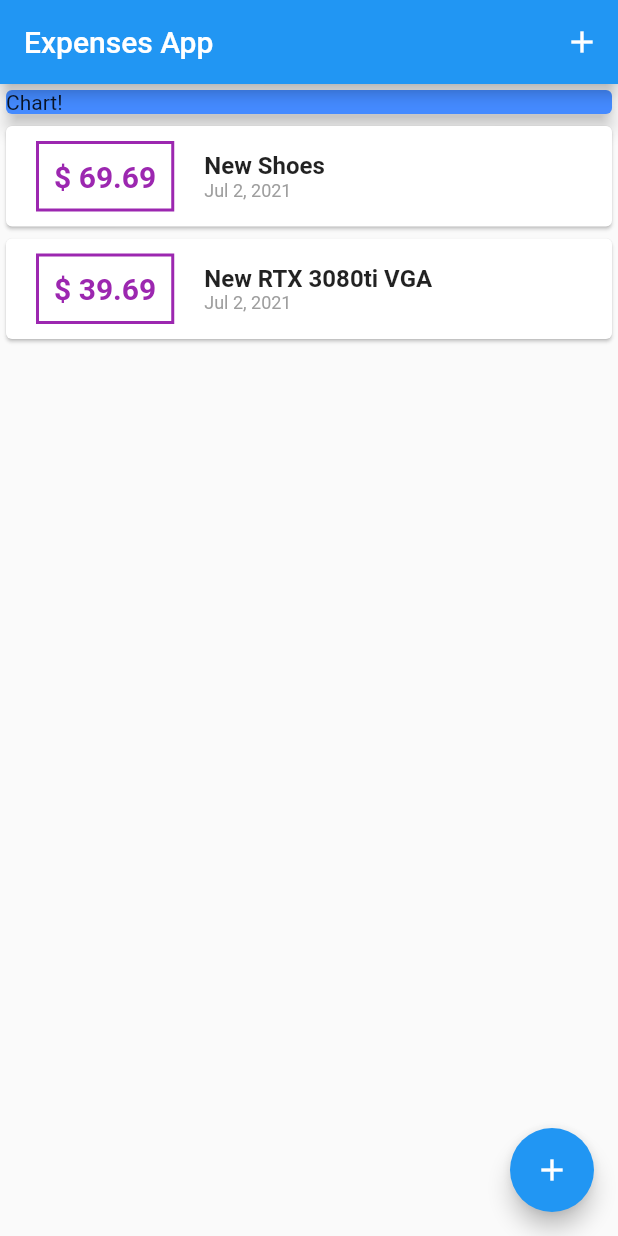
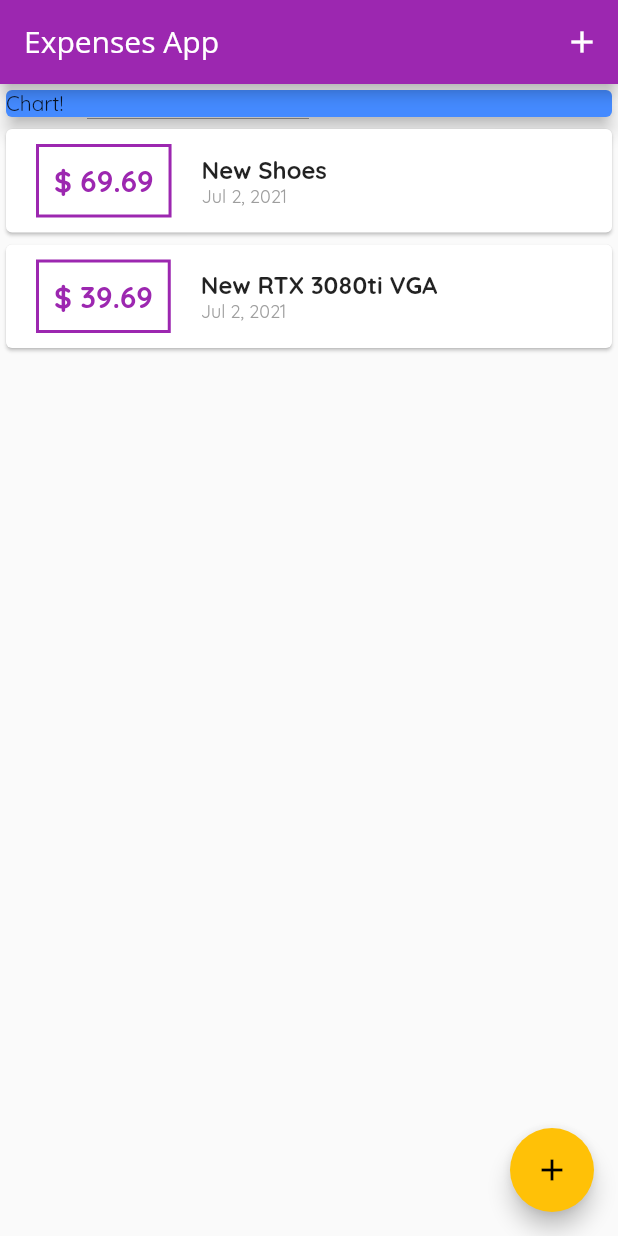
Before and after one commit to nmoragane/ExpensesApp, a Flutter app: the screen it shows after launch, on a phone screen of 412 x 824 dp. Run offline on Flutter 3.47's test engine with Material 2 defaults, Android fonts, the phone set to English and light mode, and no system bars.

Commit message:
set fonts and empty transaction

```diff
--- a/lib/main.dart
+++ b/lib/main.dart
@@ -14,7 +14,16 @@ class MyApp extends StatelessWidget {
   @override
   Widget build(BuildContext context) {
     return MaterialApp(
-      title: 'Flutter Demo',
+      title: 'Expenses App',
+      theme: ThemeData(
+          primarySwatch: Colors.purple,
+          accentColor: Colors.amber,
+          fontFamily: 'Quicksand',
+          appBarTheme: AppBarTheme(
+            textTheme: ThemeData.light().textTheme.copyWith(
+                  title: TextStyle(fontFamily: 'OpenSans', fontSize: 20),
+                ),
+          )),
       home: MyHomePage(),
     );
   }
--- a/lib/widgets/transaction_list.dart
+++ b/lib/widgets/transaction_list.dart
@@ -11,7 +11,23 @@ class TransactionList extends StatelessWidget {
   Widget build(BuildContext context) {
     return Container(
       height: 350.0,
-      child: ListView.builder(
+      child: transactions.isEmpty
+          ? Column(
+              children: [
+                Text(
+                  'No transactions added yet',
+                  style: Theme.of(context).textTheme.title,
+                ),
+                SizedBox(
+                  height: 10,
+                ),
+                Image.asset(
+                  'assets/images/waiting.png',
+                  fit: BoxFit.cover,
+                ),
+              ],
+            )
+          : ListView.builder(
               itemBuilder: (context, index) {
                 return Card(
                   child: Row(
@@ -23,7 +39,7 @@ class TransactionList extends StatelessWidget {
                         ),
                         decoration: BoxDecoration(
                           border: Border.all(
-                      color: Colors.purple,
+                            color: Theme.of(context).primaryColor,
                             width: 2.0,
                           ),
                         ),
@@ -33,7 +49,7 @@ class TransactionList extends StatelessWidget {
                           style: TextStyle(
                             fontWeight: FontWeight.bold,
                             fontSize: 20.0,
-                      color: Colors.purple,
+                            color: Theme.of(context).primaryColor,
                           ),
                         ),
                       ),
```
Also changed, not shown: pubspec.yaml (+13 -13 lines), assets/fonts/OpenSans-Bold.ttf (added), assets/fonts/OpenSans-Regular.ttf (added), assets/fonts/Quicksand-Bold.ttf (added), assets/fonts/Quicksand-Light.ttf (added), assets/fonts/Quicksand-Medium.ttf (added), assets/fonts/Quicksand-Regular.ttf (added), assets/images/waiting.png (added), lib/widgets/chart.dart (added). Lines whose indentation alone changed are shown as unchanged.
